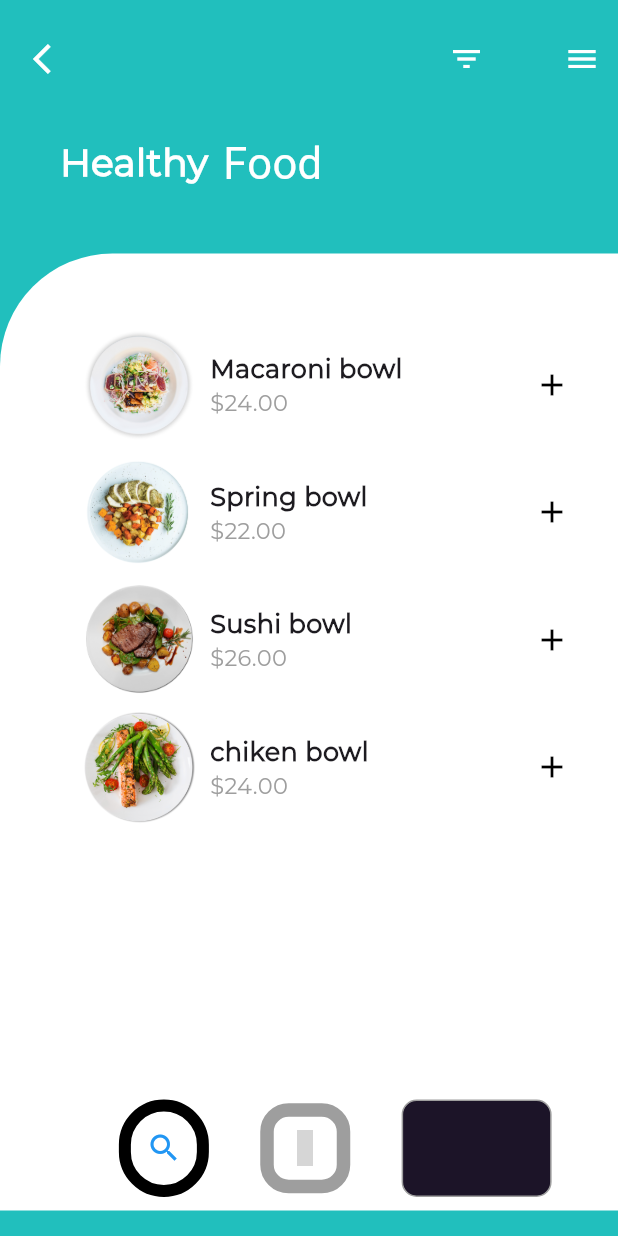
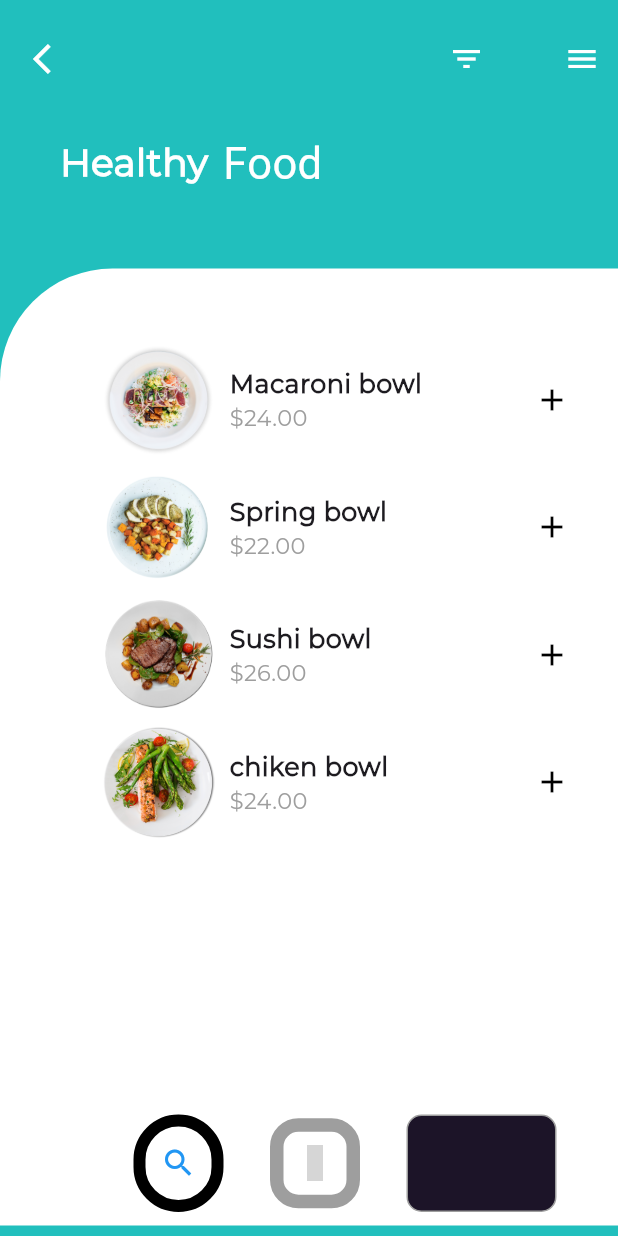
Before and after one commit to nawo6TGJD/App-CalFit-, a Flutter app: the screen it shows after launch, on a phone screen of 412 x 824 dp. Run offline on Flutter 3.47's test engine with Material 3 defaults, Android fonts, the phone set to English and light mode, and no system bars; statements that could not run were skipped; project files that could hold a hidden picture were left out; grey boxes are pictures that could not be loaded.

Commit message:
Update main.dart

```diff
--- a/lib/main.dart
+++ b/lib/main.dart
@@ -76,7 +76,7 @@ class _MyHomePageState extends State<MyHomePage> {
               ],
             ),
           ),
-          SizedBox(height: 40.0),
+          SizedBox(height: 50.0),
           Container(
             height: MediaQuery.of(context).size.height - 186.0,
             decoration: BoxDecoration(
@@ -85,7 +85,7 @@ class _MyHomePageState extends State<MyHomePage> {
             ),
             child: ListView(
               primary: false,
-              padding: EdgeInsets.only(left: 45.0, right: 10.0),
+              padding: EdgeInsets.only(left: 58.0, right: 10.0),
               children: <Widget>[
                 Padding(
                     padding: EdgeInsets.only(top: 40.0),
```
